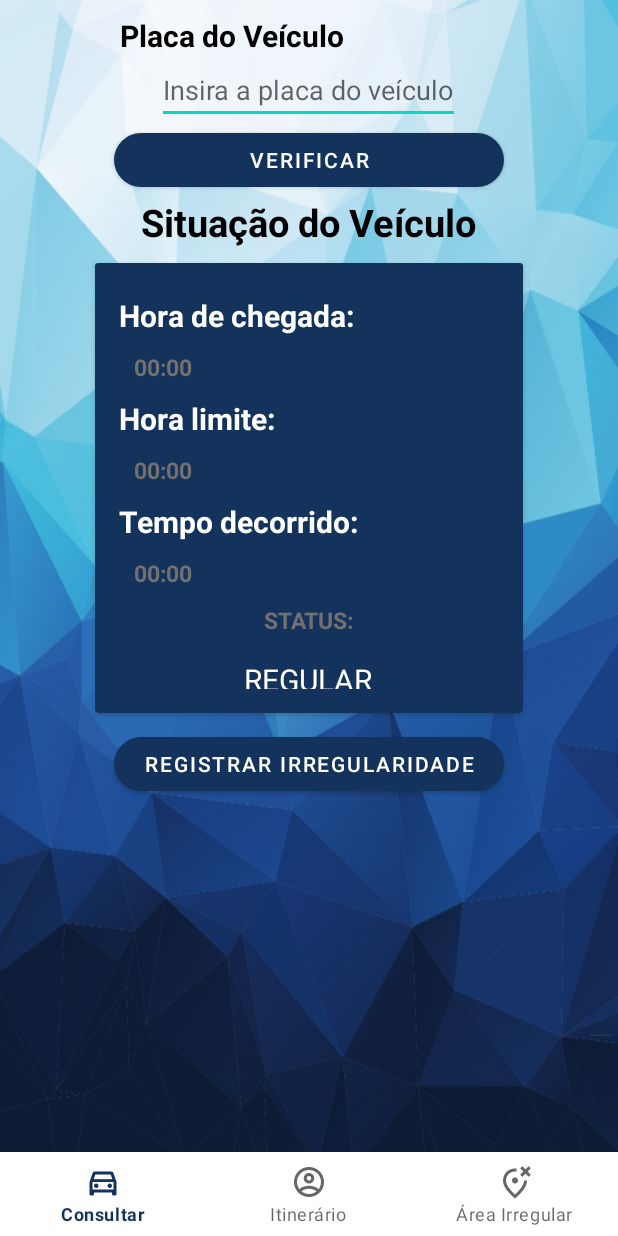
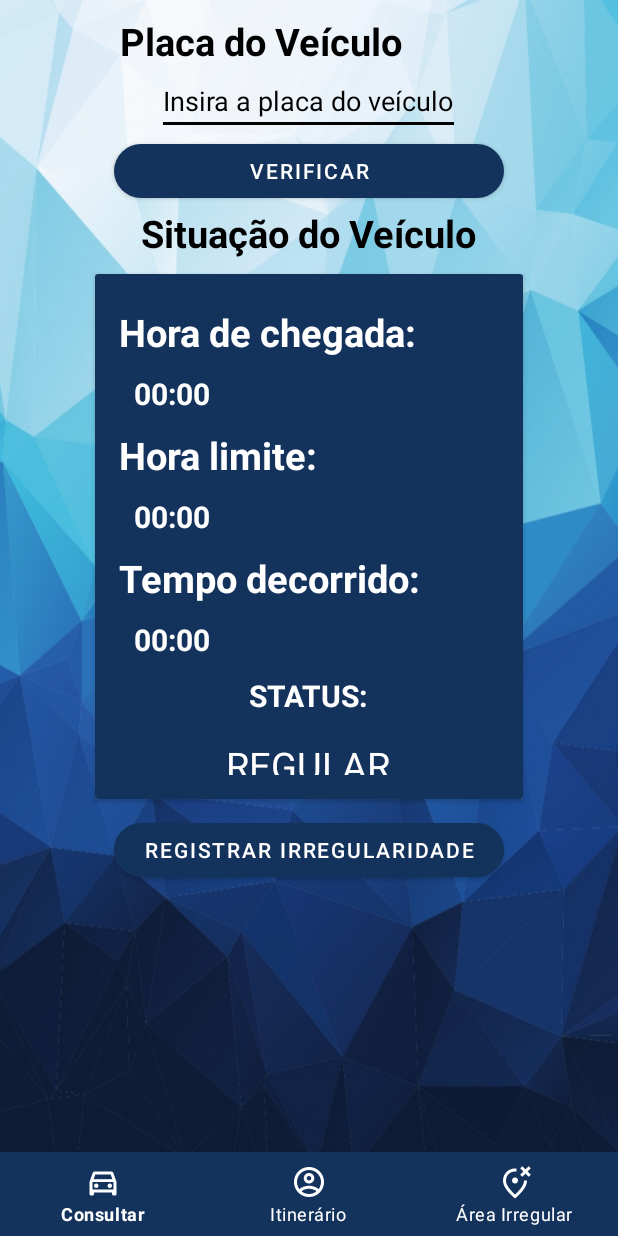
Before and after one commit to Elias-FS/AppZonaAzul, an Android app: the screen it shows after launch (ConsultaVeiculoActivity), on a phone screen of 412 x 824 dp. Run offline under Robolectric (Android 15) with nearby library versions, the phone set to English and light mode, and no system bars.

Commit message:
Atualização de Layout

```diff
--- a/front-end-fiscal/app/src/main/res/layout/activity_camera.xml
+++ b/front-end-fiscal/app/src/main/res/layout/activity_camera.xml
@@ -26,6 +26,10 @@
             android:id="@+id/btnNavigation"
             android:layout_width="match_parent"
             android:layout_height="wrap_content"
+            android:background="@color/azul1"
+            app:itemTextColor="@color/white"
+            app:itemRippleColor="@color/white"
+            app:itemIconTint="@color/white"
             app:menu="@menu/bottom_navigation_menu"
             app:layout_constraintBottom_toBottomOf="parent"
             app:layout_constraintEnd_toEndOf="parent"
--- a/front-end-fiscal/app/src/main/res/layout/activity_consulta_veiculo.xml
+++ b/front-end-fiscal/app/src/main/res/layout/activity_consulta_veiculo.xml
@@ -15,7 +15,7 @@
         android:layout_height="wrap_content"
         android:text="Placa do Veículo"
         android:textStyle="bold"
-        android:textSize="20dp"
+        android:textSize="25dp"
         android:textColor="@color/black"
         android:layout_marginTop="10dp"
         android:layout_marginLeft="80dp"
@@ -27,7 +27,9 @@
         android:layout_width="wrap_content"
         android:layout_height="wrap_content"
         android:hint="Insira a placa do veículo"
-        android:textColor="@color/gray"
+        android:backgroundTint="@color/black"
+        android:textColorHint="@color/black"
+        android:textColor="@color/black"
         android:layout_gravity="center_horizontal"/>
 
     <com.google.android.material.button.MaterialButton
@@ -50,7 +52,7 @@
 
     <androidx.cardview.widget.CardView
         android:layout_width="285dp"
-        android:layout_height="300dp"
+        android:layout_height="350dp"
         android:outlineAmbientShadowColor="@color/watergreen"
         android:layout_gravity="center_horizontal"
         android:layout_marginTop="10dp"
@@ -68,7 +70,7 @@
                 android:layout_height="wrap_content"
                 android:text="Hora de chegada:"
                 android:textStyle="bold"
-                android:textSize="20sp"
+                android:textSize="25sp"
                 android:textColor="@color/white"
                 android:layout_marginTop="5dp"/>
 
@@ -77,8 +79,8 @@
                 android:layout_width="wrap_content"
                 android:layout_height="wrap_content"
                 android:text="00:00"
-                android:textSize="15sp"
-                android:textColor="@color/gray"
+                android:textSize="20sp"
+                android:textColor="@color/white"
                 android:textStyle="bold"
                 android:layout_marginLeft="10dp"
                 android:layout_marginTop="10dp"/>
@@ -86,7 +88,7 @@
                 android:layout_width="wrap_content"
                 android:layout_height="wrap_content"
                 android:text="Hora limite:"
-                android:textSize="20sp"
+                android:textSize="25sp"
                 android:textColor="@color/white"
                 android:textStyle="bold"
                 android:layout_marginTop="10dp"/>
@@ -95,8 +97,8 @@
                 android:layout_width="wrap_content"
                 android:layout_height="wrap_content"
                 android:text="00:00"
-                android:textSize="15sp"
-                android:textColor="@color/gray"
+                android:textSize="20sp"
+                android:textColor="@color/white"
                 android:textStyle="bold"
                 android:layout_marginLeft="10dp"
                 android:layout_marginTop="10dp"/>
@@ -105,7 +107,7 @@
                 android:layout_width="wrap_content"
                 android:layout_height="wrap_content"
                 android:text="Tempo decorrido:"
-                android:textSize="20sp"
+                android:textSize="25sp"
                 android:textColor="@color/white"
                 android:textStyle="bold"
                 android:layout_marginTop="10dp"/>
@@ -114,8 +116,8 @@
                 android:layout_width="wrap_content"
                 android:layout_height="wrap_content"
                 android:text="00:00"
-                android:textSize="15sp"
-                android:textColor="@color/gray"
+                android:textSize="20sp"
+                android:textColor="@color/white"
                 android:textStyle="bold"
                 android:layout_marginLeft="10dp"
                 android:layout_marginTop="10dp"/>
@@ -124,8 +126,8 @@
                 android:layout_width="wrap_content"
                 android:layout_height="wrap_content"
                 android:text="STATUS:"
-                android:textSize="15sp"
-                android:textColor="@color/gray"
+                android:textSize="20sp"
+                android:textColor="@color/white"
                 android:textStyle="bold"
                 android:layout_gravity="center_horizontal"
                 android:layout_marginTop="10dp"/>
@@ -135,7 +137,7 @@
                 android:layout_width="wrap_content"
                 android:layout_height="wrap_content"
                 android:text="REGULAR"
-                android:textSize="20sp"
+                android:textSize="25sp"
                 android:textColor="@color/white"
                 android:layout_gravity="center_horizontal"
                 android:layout_marginTop="15dp"/>
@@ -162,6 +164,10 @@
             android:id="@+id/btnNavigation"
             android:layout_width="match_parent"
             android:layout_height="wrap_content"
+            android:background="@color/azul1"
+            app:itemTextColor="@color/white"
+            app:itemRippleColor="@color/white"
+            app:itemIconTint="@color/white"
             app:menu="@menu/bottom_navigation_menu"
             app:layout_constraintBottom_toBottomOf="parent"
             app:layout_constraintEnd_toEndOf="parent"
--- a/front-end-fiscal/app/src/main/res/layout/activity_home.xml
+++ b/front-end-fiscal/app/src/main/res/layout/activity_home.xml
@@ -51,6 +51,7 @@
         android:layout_width="match_parent"
         android:layout_height="200dp"
         android:orientation="horizontal"
+        android:gravity="center_horizontal"
         android:layout_marginTop="40dp">
 
         <com.google.android.material.button.MaterialButton
@@ -59,7 +60,6 @@
             android:layout_height="200dp"
             android:text="CONSULTAR\nVEÍCULO"
             android:layout_gravity="left"
-            android:layout_marginLeft="40dp"
             android:layout_marginTop="80dp"
             android:drawableTop="@drawable/outline_directions_car_white_36dp"
             android:paddingTop="20dp"
--- a/front-end-fiscal/app/src/main/res/layout/activity_maps.xml
+++ b/front-end-fiscal/app/src/main/res/layout/activity_maps.xml
@@ -80,6 +80,10 @@
             android:id="@+id/btnNavigation"
             android:layout_width="match_parent"
             android:layout_height="wrap_content"
+            android:background="@color/azul1"
+            app:itemTextColor="@color/white"
+            app:itemRippleColor="@color/white"
+            app:itemIconTint="@color/white"
             app:menu="@menu/bottom_navigation_menu"
             app:layout_constraintBottom_toBottomOf="parent"
             app:layout_constraintEnd_toEndOf="parent"
--- a/front-end-fiscal/app/src/main/res/values/colors.xml
+++ b/front-end-fiscal/app/src/main/res/values/colors.xml
@@ -13,6 +13,7 @@
     <color name="azul6">#1573ee</color>
     <color name="blackShadow">#302728</color>
     <color name="watergreen">#4CB5AB</color>
+    <color name="teste">#F44336</color>
 
 
 </resources>
```
Also changed, not shown: front-end-fiscal/app/src/main/java/br/com/appzonaazul/CameraPreviewActivity.kt (+15 -1 lines), front-end-fiscal/app/src/main/java/br/com/appzonaazul/ImagensIrregularidadeActivity.kt (+17 -0 lines), front-end-fiscal/app/src/main/res/layout/activity_camera_preview.xml (+10 -1 lines), front-end-fiscal/app/src/main/res/layout/activity_imagens_irregularidade.xml (+32 -0 lines), front-end-fiscal/app/src/main/res/drawable/background_2.jpg (added).
